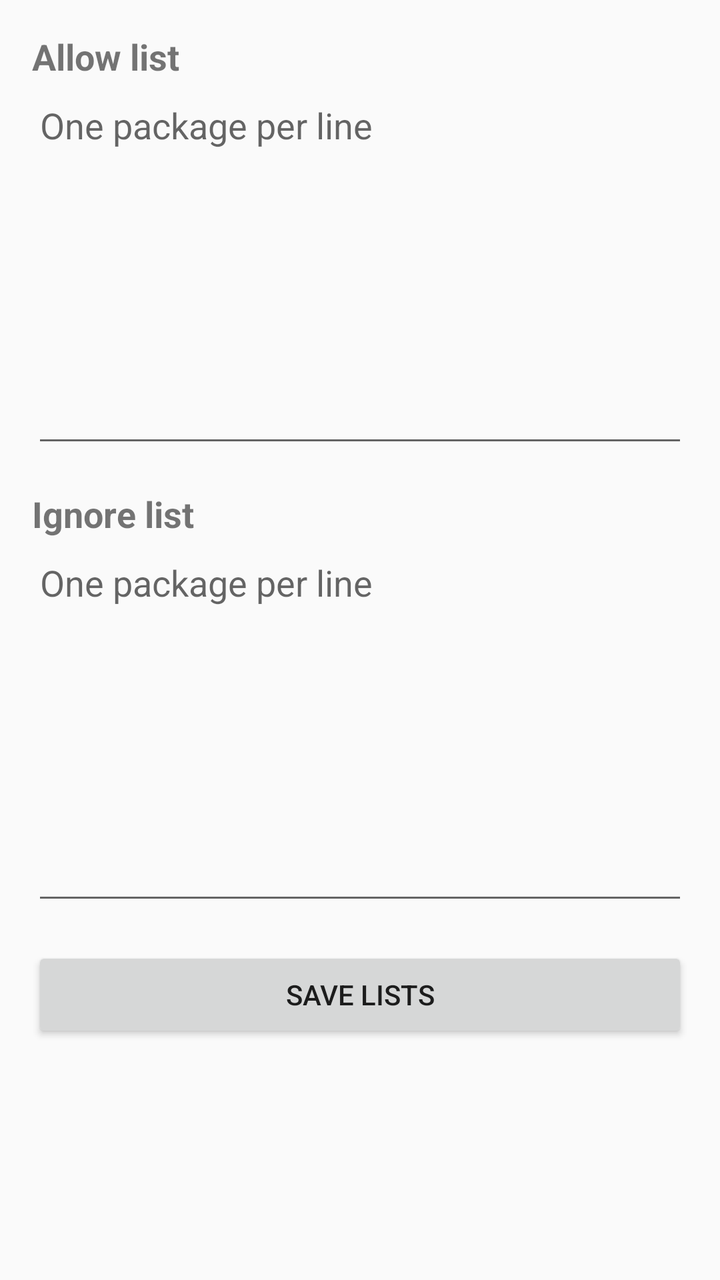
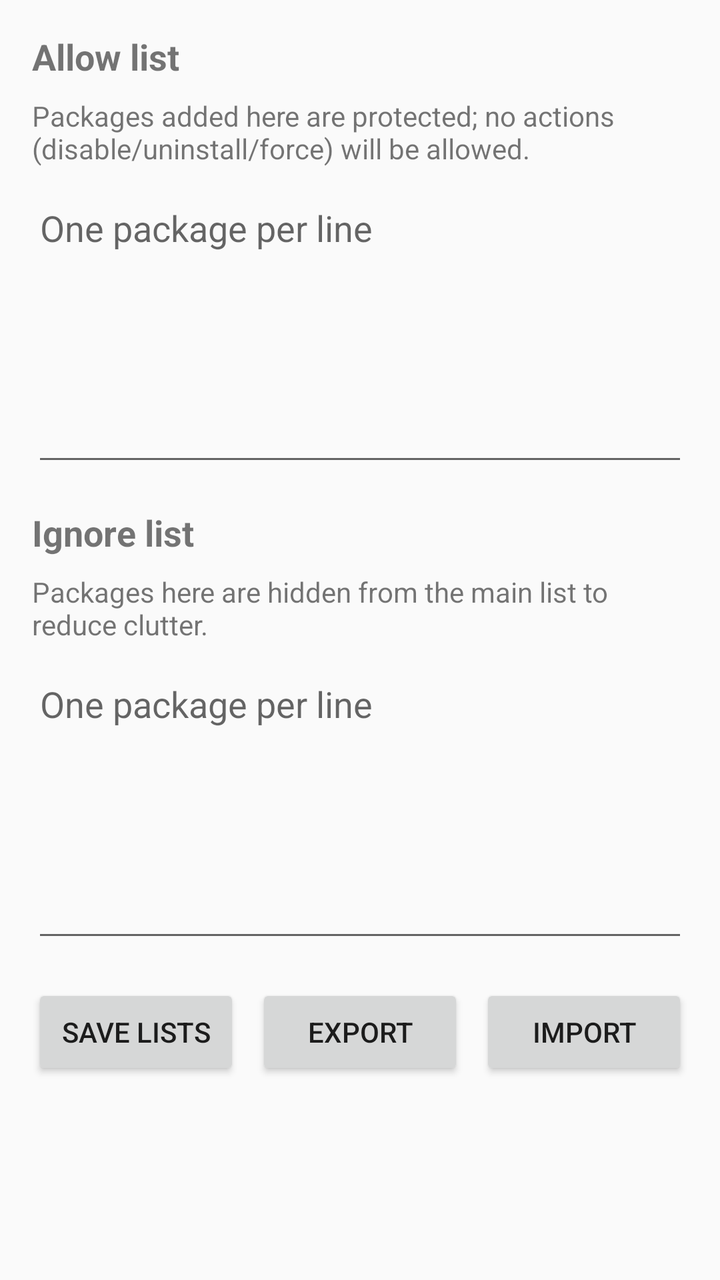

The first picture is an Android layout as it rendered before a commit; the second is the same layout after the commit. The layout source and the unified diff follow.
<!-- AndroidManifest.xml: application theme Theme.AppCompat.Light.NoActionBar -->
<!-- res/layout/activity_settings.xml -->
<?xml version="1.0" encoding="utf-8"?>
<LinearLayout xmlns:android="http://schemas.android.com/apk/res/android"
    android:layout_width="match_parent"
    android:layout_height="match_parent"
    android:orientation="vertical"
    android:padding="16dp">

    <TextView
        android:layout_width="match_parent"
        android:layout_height="wrap_content"
        android:text="Allow list"
        android:textStyle="bold"
        android:textSize="18sp"/>

    <EditText
        android:id="@+id/etAllowList"
        android:layout_width="match_parent"
        android:layout_height="wrap_content"
        android:hint="One package per line"
        android:minLines="8"
        android:gravity="top|start"
        android:inputType="textMultiLine"/>

    <TextView
        android:layout_width="match_parent"
        android:layout_height="wrap_content"
        android:text="Ignore list"
        android:textStyle="bold"
        android:textSize="18sp"
        android:layout_marginTop="16dp"/>

    <EditText
        android:id="@+id/etIgnoreList"
        android:layout_width="match_parent"
        android:layout_height="wrap_content"
        android:hint="One package per line"
        android:minLines="8"
        android:gravity="top|start"
        android:inputType="textMultiLine"/>

    <Button
        android:id="@+id/btnSaveLists"
        android:layout_width="match_parent"
        android:layout_height="wrap_content"
        android:text="Save lists"
        android:layout_marginTop="16dp"/>
</LinearLayout>
<!-- resources referenced by this layout -->
<resources>

</resources>

<!-- the commit's change to res/layout/activity_settings.xml (unified diff, before → after) -->
@@ -1,47 +1,90 @@
 <?xml version="1.0" encoding="utf-8"?>
-<LinearLayout xmlns:android="http://schemas.android.com/apk/res/android"
+<ScrollView xmlns:android="http://schemas.android.com/apk/res/android"
     android:layout_width="match_parent"
-    android:layout_height="match_parent"
-    android:orientation="vertical"
-    android:padding="16dp">
+    android:layout_height="match_parent">
 
-    <TextView
+    <LinearLayout
         android:layout_width="match_parent"
         android:layout_height="wrap_content"
-        android:text="Allow list"
-        android:textStyle="bold"
-        android:textSize="18sp"/>
+        android:orientation="vertical"
+        android:padding="16dp">
 
-    <EditText
-        android:id="@+id/etAllowList"
-        android:layout_width="match_parent"
-        android:layout_height="wrap_content"
-        android:hint="One package per line"
-        android:minLines="8"
-        android:gravity="top|start"
-        android:inputType="textMultiLine"/>
+        <TextView
+            android:layout_width="match_parent"
+            android:layout_height="wrap_content"
+            android:text="Allow list"
+            android:textStyle="bold"
+            android:textSize="18sp"/>
 
-    <TextView
-        android:layout_width="match_parent"
-        android:layout_height="wrap_content"
-        android:text="Ignore list"
-        android:textStyle="bold"
-        android:textSize="18sp"
-        android:layout_marginTop="16dp"/>
+        <TextView
+            android:layout_width="match_parent"
+            android:layout_height="wrap_content"
+            android:text="Packages added here are protected; no actions (disable/uninstall/force) will be allowed." 
+            android:layout_marginTop="8dp"/>
 
-    <EditText
-        android:id="@+id/etIgnoreList"
-        android:layout_width="match_parent"
-        android:layout_height="wrap_content"
-        android:hint="One package per line"
-        android:minLines="8"
-        android:gravity="top|start"
-        android:inputType="textMultiLine"/>
+        <EditText
+            android:id="@+id/etAllowList"
+            android:layout_width="match_parent"
+            android:layout_height="wrap_content"
+            android:hint="One package per line"
+            android:minLines="6"
+            android:gravity="top|start"
+            android:inputType="textMultiLine"
+            android:layout_marginTop="8dp"/>
 
-    <Button
-        android:id="@+id/btnSaveLists"
-        android:layout_width="match_parent"
-        android:layout_height="wrap_content"
-        android:text="Save lists"
-        android:layout_marginTop="16dp"/>
-</LinearLayout>
+        <TextView
+            android:layout_width="match_parent"
+            android:layout_height="wrap_content"
+            android:text="Ignore list"
+            android:textStyle="bold"
+            android:textSize="18sp"
+            android:layout_marginTop="16dp"/>
+
+        <TextView
+            android:layout_width="match_parent"
+            android:layout_height="wrap_content"
+            android:text="Packages here are hidden from the main list to reduce clutter." 
+            android:layout_marginTop="8dp"/>
+
+        <EditText
+            android:id="@+id/etIgnoreList"
+            android:layout_width="match_parent"
+            android:layout_height="wrap_content"
+            android:hint="One package per line"
+            android:minLines="6"
+            android:gravity="top|start"
+            android:inputType="textMultiLine"
+            android:layout_marginTop="8dp"/>
+
+        <LinearLayout
+            android:layout_width="match_parent"
+            android:layout_height="wrap_content"
+            android:orientation="horizontal"
+            android:layout_marginTop="16dp">
+
+            <Button
+                android:id="@+id/btnSaveLists"
+                android:layout_width="0dp"
+                android:layout_weight="1"
+                android:layout_height="wrap_content"
+                android:text="Save lists"/>
+
+            <Button
+                android:id="@+id/btnExport"
+                android:layout_width="0dp"
+                android:layout_weight="1"
+                android:layout_height="wrap_content"
+                android:layout_marginStart="8dp"
+                android:text="Export"/>
+
+            <Button
+                android:id="@+id/btnImport"
+                android:layout_width="0dp"
+                android:layout_weight="1"
+                android:layout_height="wrap_content"
+                android:layout_marginStart="8dp"
+                android:text="Import"/>
+        </LinearLayout>
+
+    </LinearLayout>
+</ScrollView>
